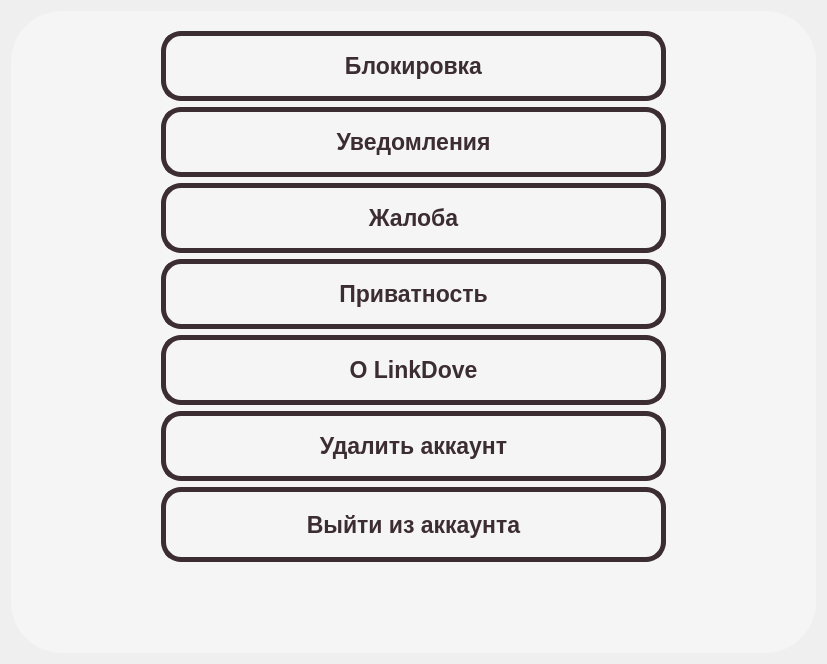
Before: the Qt Designer form lab3/LinkDove/settingwidget.ui in ElizavetaPa17/LinkDove, drawn with Qt 5.
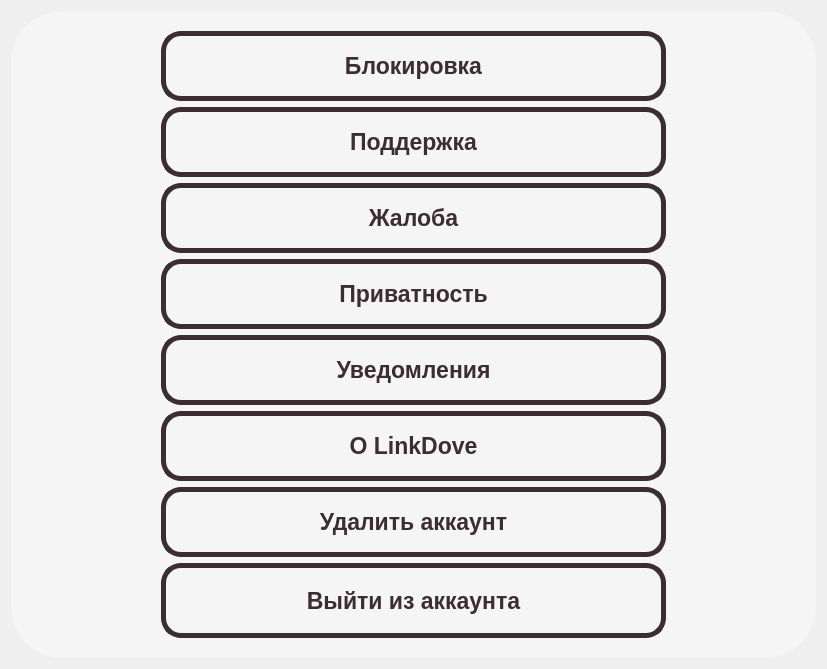
After: the same form once the commit is applied.

Commit message: add: broadcast notifications

Patch:
```diff
--- a/lab3/LinkDove/settingwidget.ui
+++ b/lab3/LinkDove/settingwidget.ui
@@ -118,7 +118,7 @@
 }</string>
         </property>
         <property name="text">
-         <string>Уведомления</string>
+         <string>Поддержка</string>
         </property>
        </widget>
       </item>
@@ -207,6 +207,51 @@
         </property>
        </widget>
       </item>
+      <item>
+       <widget class="QPushButton" name="broadcastNotificationButton">
+        <property name="sizePolicy">
+         <sizepolicy hsizetype="Minimum" vsizetype="Preferred">
+          <horstretch>0</horstretch>
+          <verstretch>0</verstretch>
+         </sizepolicy>
+        </property>
+        <property name="minimumSize">
+         <size>
+          <width>0</width>
+          <height>70</height>
+         </size>
+        </property>
+        <property name="font">
+         <font>
+          <pointsize>17</pointsize>
+          <weight>75</weight>
+          <bold>true</bold>
+         </font>
+        </property>
+        <property name="cursor">
+         <cursorShape>PointingHandCursor</cursorShape>
+        </property>
+        <property name="mouseTracking">
+         <bool>true</bool>
+        </property>
+        <property name="styleSheet">
+         <string notr="true">QPushButton {
+	background-color: rgb(245, 245, 245);
+	color: rgb(60, 45, 50);
+	border: 5px solid rgb(60, 45, 50);
+	border-radius: 20;
+}
+
+QPushButton:hover {
+	background-color: rgb(60, 45, 50);
+	color: rgb(245, 245, 245);
+}</string>
+        </property>
+        <property name="text">
+         <string>Уведомления</string>
+        </property>
+       </widget>
+      </item>
       <item>
        <widget class="QPushButton" name="aboutButton">
         <property name="sizePolicy">
```
The commit also changes 12 other files.
